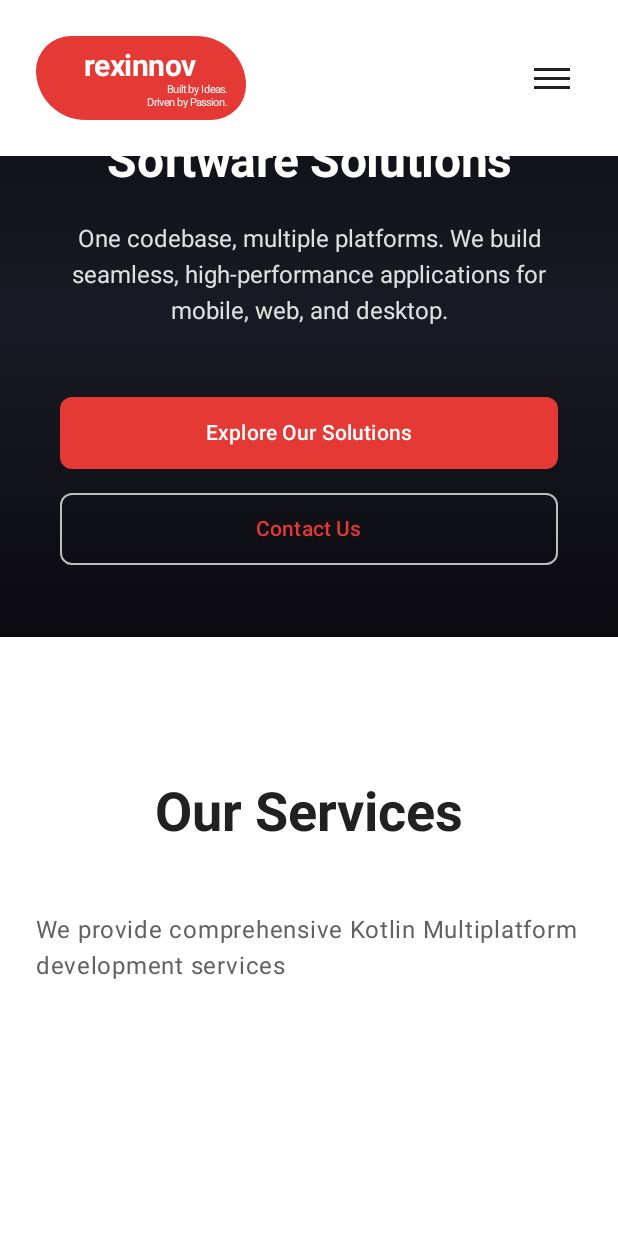
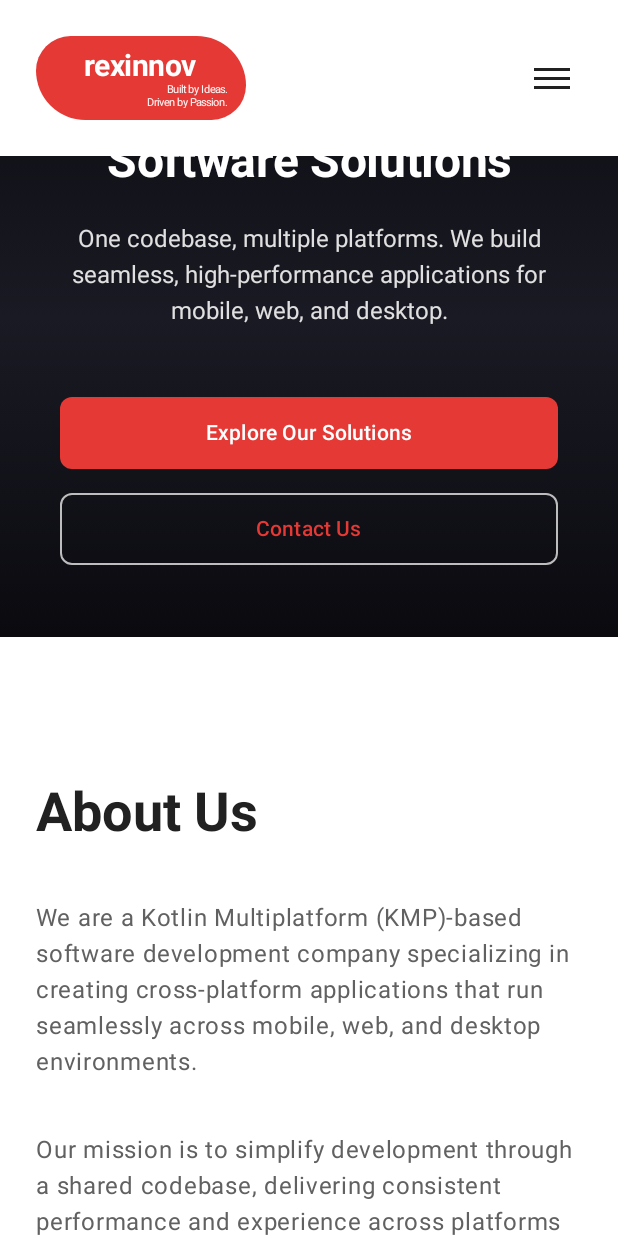
Before and after one commit to HariPrasadRagupathy/Innovrex, an Android app built with Jetpack Compose: the screen it shows after launch (MainActivity), on a phone screen of 412 x 824 dp. Run offline under Robolectric (Android 15) with nearby library versions, the phone set to English and light mode, and no system bars.

Commit message:
Add About Us section to HomeScreen with responsive layout

```diff
--- /dev/null
+++ b/composeApp/src/commonMain/kotlin/com/hp/innovrex/features/aboutus/ui/AboutUsSection.kt
@@ -0,0 +1,155 @@
+package com.hp.innovrex.features.aboutus.ui
+
+import androidx.compose.foundation.background
+import androidx.compose.foundation.layout.*
+import androidx.compose.foundation.shape.RoundedCornerShape
+import androidx.compose.material3.MaterialTheme
+import androidx.compose.material3.Text
+import androidx.compose.runtime.Composable
+import androidx.compose.ui.Alignment
+import androidx.compose.ui.Modifier
+import androidx.compose.ui.draw.clip
+import androidx.compose.ui.text.font.FontWeight
+import androidx.compose.ui.unit.dp
+import androidx.compose.ui.unit.sp
+import com.hp.innovrex.designsystem.tokens.foundation.BrandColors
+import com.hp.innovrex.designsystem.tokens.foundation.SpacingTokens
+import com.hp.innovrex.designsystem.utils.ScreenSize
+import com.hp.innovrex.designsystem.utils.responsiveValue
+
+/**
+ * About Us Section Component
+ * Displays company information with team image
+ */
+@Composable
+fun AboutUsSection(
+    modifier: Modifier = Modifier,
+    screenSize: ScreenSize = ScreenSize.Desktop
+) {
+    val padding = responsiveValue(
+        mobile = SpacingTokens.LG,
+        tablet = SpacingTokens.XXL,
+        desktop = SpacingTokens.Giant,
+        screenSize = screenSize
+    )
+
+    val isMobile = screenSize == ScreenSize.Mobile
+
+    Box(
+        modifier = modifier
+            .fillMaxWidth()
+            .background(BrandColors.White)
+            .padding(horizontal = padding, vertical = SpacingTokens.Huge)
+    ) {
+        if (isMobile) {
+            // Mobile: Stacked layout
+            MobileAboutUsLayout()
+        } else {
+            // Desktop/Tablet: Side-by-side layout
+            DesktopAboutUsLayout()
+        }
+    }
+}
+
+@Composable
+private fun MobileAboutUsLayout() {
+    Column(
+        modifier = Modifier.fillMaxWidth(),
+        horizontalAlignment = Alignment.Start,
+        verticalArrangement = Arrangement.spacedBy(SpacingTokens.XL)
+    ) {
+        AboutUsContent()
+
+        Spacer(modifier = Modifier.height(SpacingTokens.LG))
+
+        TeamImage(modifier = Modifier.fillMaxWidth())
+    }
+}
+
+@Composable
+private fun DesktopAboutUsLayout() {
+    Row(
+        modifier = Modifier.fillMaxWidth(),
+        horizontalArrangement = Arrangement.spacedBy(SpacingTokens.Huge),
+        verticalAlignment = Alignment.CenterVertically
+    ) {
+        // Left side: Content
+        Box(
+            modifier = Modifier
+                .weight(1f)
+                .fillMaxWidth()
+        ) {
+            AboutUsContent()
+        }
+
+        // Right side: Image
+        Box(
+            modifier = Modifier
+                .weight(1f)
+                .fillMaxWidth()
+        ) {
+            TeamImage(modifier = Modifier.fillMaxWidth())
+        }
+    }
+}
+
+@Composable
+private fun AboutUsContent() {
+    Column(
+        modifier = Modifier.fillMaxWidth(),
+        verticalArrangement = Arrangement.spacedBy(SpacingTokens.MD)
+    ) {
+        // Title
+        Text(
+            text = "About Us",
+            style = MaterialTheme.typography.displaySmall.copy(
+                fontWeight = FontWeight.Bold,
+                fontSize = 36.sp
+            ),
+            color = BrandColors.Gray900
+        )
+
+        Spacer(modifier = Modifier.height(SpacingTokens.SM))
+
+        // First paragraph
+        Text(
+            text = "We are a Kotlin Multiplatform (KMP)-based software development company specializing in creating cross-platform applications that run seamlessly across mobile, web, and desktop environments.",
+            style = MaterialTheme.typography.bodyLarge.copy(
+                fontSize = 16.sp,
+                lineHeight = 24.sp
+            ),
+            color = BrandColors.Gray700
+        )
+
+        Spacer(modifier = Modifier.height(SpacingTokens.SM))
+
+        // Second paragraph
+        Text(
+            text = "Our mission is to simplify development through a shared codebase, delivering consistent performance and experience across platforms — Android, iOS, Windows, and macOS.",
+            style = MaterialTheme.typography.bodyLarge.copy(
+                fontSize = 16.sp,
+                lineHeight = 24.sp
+            ),
+            color = BrandColors.Gray700
+        )
+    }
+}
+
+@Composable
+private fun TeamImage(modifier: Modifier = Modifier) {
+    Box(
+        modifier = modifier
+            .aspectRatio(1.5f)
+            .clip(RoundedCornerShape(16.dp))
+            .background(BrandColors.Gray200),
+        contentAlignment = Alignment.Center
+    ) {
+        // Placeholder for team image
+        // TODO: Add actual team collaboration image resource
+        Text(
+            text = "Team Collaboration Image",
+            style = MaterialTheme.typography.bodyMedium,
+            color = BrandColors.Gray600
+        )
+    }
+}
--- a/composeApp/src/commonMain/kotlin/com/hp/innovrex/features/home/ui/HomeScreen.kt
+++ b/composeApp/src/commonMain/kotlin/com/hp/innovrex/features/home/ui/HomeScreen.kt
@@ -13,6 +13,7 @@ import androidx.compose.ui.unit.dp
 import com.hp.innovrex.core.nav.ui.TopNavBar
 import com.hp.innovrex.designsystem.utils.rememberScreenSize
 import com.hp.innovrex.features.home.ui.components.*
+import com.hp.innovrex.features.aboutus.ui.AboutUsSection
 import kotlinx.coroutines.launch
 
 /**
@@ -78,6 +79,17 @@ fun HomeScreen(
                     )
                 }
 
+                // About Section
+                Box(
+                    modifier = Modifier
+                        .fillMaxWidth()
+                        .onGloballyPositioned { coordinates ->
+                            sectionPositions["about"] = coordinates.positionInRoot().y
+                        }
+                ) {
+                    AboutUsSection(screenSize = screenSize)
+                }
+
                 // Services Section
                 Box(
                     modifier = Modifier
@@ -98,17 +110,6 @@ fun HomeScreen(
                         }
                 ) {
                     ProductsSection(screenSize = screenSize)
-                }
-
-                // About Section
-                Box(
-                    modifier = Modifier
-                        .fillMaxWidth()
-                        .onGloballyPositioned { coordinates ->
-                            sectionPositions["about"] = coordinates.positionInRoot().y
-                        }
-                ) {
-                    AboutSection(screenSize = screenSize)
                 }
 
                 // Contact Section
```
Also changed, not shown: 2 other files.
